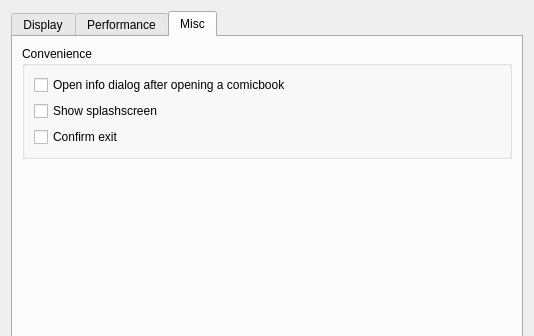
stolowski/QComicBook, file src/ConfigDialog.ui: the form before one commit; both pictures show x 0 to 534 and y 0 to 336 of the 534 by 513 pixel window.
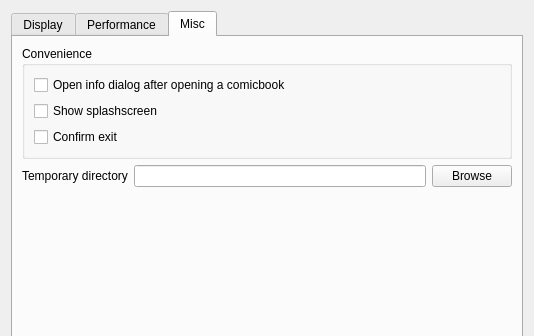
The form after the commit. The open tabs and pages were chosen to show the change.

Commit message: Added config dialog option for setting temporary directory.

The edit to the form file:
```diff
--- a/src/ConfigDialog.ui
+++ b/src/ConfigDialog.ui
@@ -338,8 +338,29 @@
         </widget>
        </item>
        <item>
-        <spacer name="verticalSpacer_3" >
-         <property name="orientation" >
+        <layout class="QHBoxLayout" name="horizontalLayout_5">
+         <item>
+          <widget class="QLabel" name="label_3">
+           <property name="text">
+            <string>Temporary directory</string>
+           </property>
+          </widget>
+         </item>
+         <item>
+          <widget class="QLineEdit" name="le_tempdir"/>
+         </item>
+         <item>
+          <widget class="QPushButton" name="b_browsetemp">
+           <property name="text">
+            <string>Browse</string>
+           </property>
+          </widget>
+         </item>
+        </layout>
+       </item>
+       <item>
+        <spacer name="verticalSpacer_3">
+         <property name="orientation">
           <enum>Qt::Vertical</enum>
          </property>
          <property name="sizeHint" stdset="0" >
```
Left out of the diff: 221 changed lines with no effect on the pictures. The commit also changes 4 other files.
